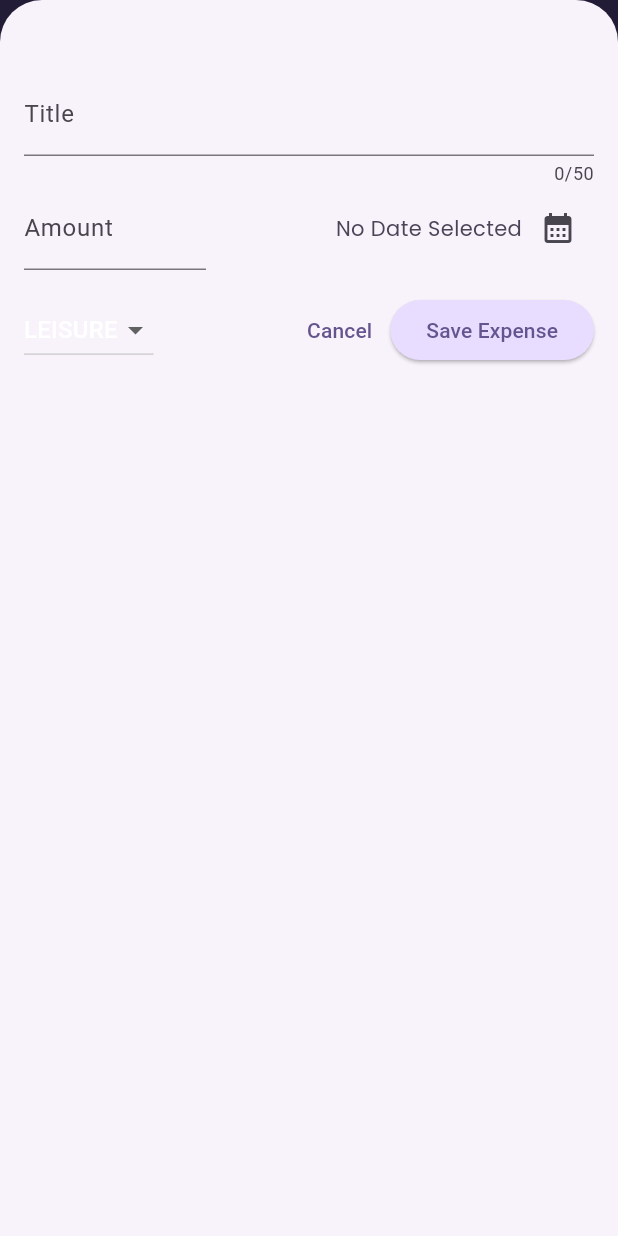
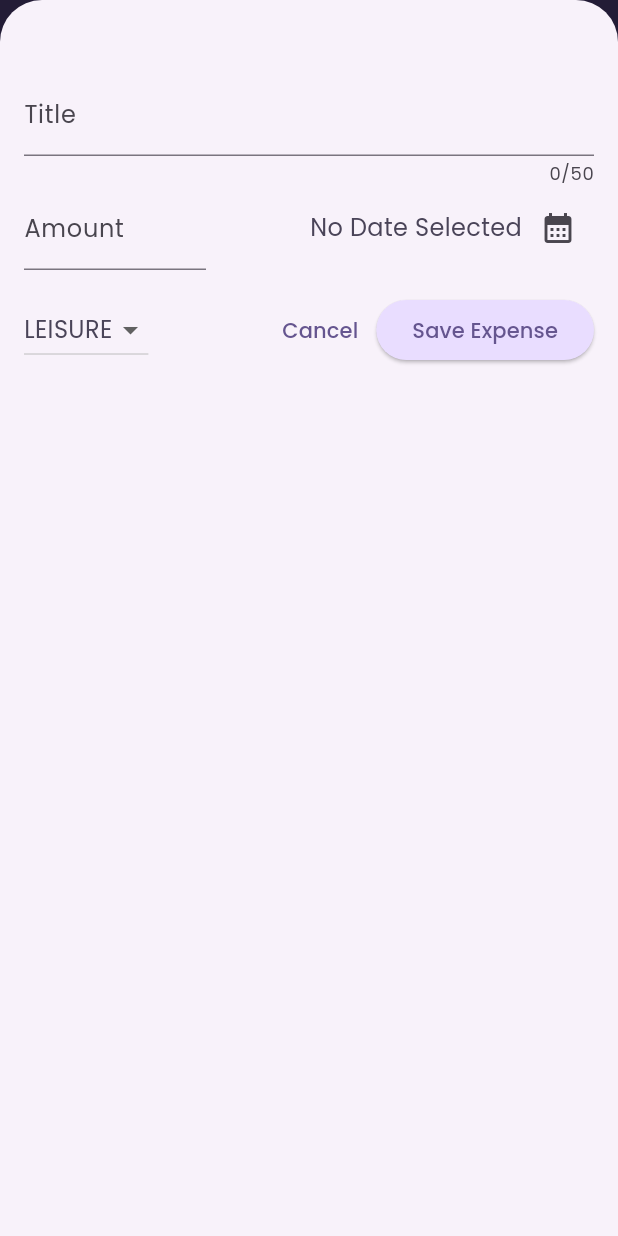
Before and after one commit to Rohit-Chandra-007/expense_tracker, a Flutter app: the screen it shows after launch, after a tap on the "add" icon, on a phone screen of 412 x 824 dp. Run offline on Flutter 3.47's test engine with Material 3 defaults, Android fonts, the phone set to English and light mode, and no system bars; our stand-ins replace google_fonts.

Commit message:
dark theme added

```diff
--- a/lib/main.dart
+++ b/lib/main.dart
@@ -1,84 +1,15 @@
 import 'package:expense_tracker/screens/expenses_screen.dart';
+import 'package:expense_tracker/themes/expense_theme.dart';
 import 'package:flutter/material.dart';
-import 'package:google_fonts/google_fonts.dart';
-
-var kColorScheme =
-    ColorScheme.fromSeed(seedColor: const Color.fromARGB(255, 96, 59, 181));
 
 void main() {
   WidgetsFlutterBinding.ensureInitialized();
-  final poppinsTextStyle = GoogleFonts.poppins();
   runApp(
     MaterialApp(
       title: 'Flutter Expense App',
-      theme: ThemeData().copyWith(
-        colorScheme: kColorScheme,
-        appBarTheme: const AppBarTheme().copyWith(
-          backgroundColor: kColorScheme.onPrimaryContainer,
-          foregroundColor: kColorScheme.primaryContainer,
-        ),
-        cardTheme: const CardTheme().copyWith(
-          color: kColorScheme.secondaryContainer,
-          margin: const EdgeInsets.symmetric(horizontal: 16, vertical: 8),
-        ),
-        elevatedButtonTheme: ElevatedButtonThemeData(
-          style: ElevatedButton.styleFrom(
-            backgroundColor: kColorScheme.primaryContainer,
-          ),
-        ),
-        textTheme: TextTheme(
-          // bodyLarge: poppinsTextStyle.copyWith(
-          //     fontSize: 24,
-          //     fontWeight: FontWeight.normal,
-          //
-          //     color: kColorScheme.onPrimaryContainer
-          //
-          // ),
-          bodyMedium: poppinsTextStyle.copyWith(
-              fontSize: 14,
-              fontWeight: FontWeight.normal,
-              color: kColorScheme.onSecondaryContainer),
-          // bodySmall: poppinsTextStyle.copyWith(
-          //     fontSize: 14,
-          //     fontWeight: FontWeight.normal,
-          //
-          //     color: kColorScheme.onPrimaryContainer
-          //
-          // ),
-          // headlineLarge: poppinsTextStyle.copyWith(
-          //     fontSize: 20,
-          //     fontWeight: FontWeight.normal,
-          //
-          //     color: kColorScheme.onPrimaryContainer
-          //
-          // ),
-          // headlineMedium: poppinsTextStyle.copyWith(
-          //     fontSize: 14,
-          //     fontWeight: FontWeight.normal,
-          //
-          //     color: kColorScheme.onPrimaryContainer
-          //
-          // ),
-          // headlineSmall: poppinsTextStyle.copyWith(
-          //     fontSize: 14,
-          //     fontWeight: FontWeight.normal,
-          //
-          //     color: kColorScheme.onPrimaryContainer
-          //
-          // ),
-          titleLarge: poppinsTextStyle.copyWith(
-              fontSize: 16,
-              fontWeight: FontWeight.normal,
-              color: kColorScheme.onSecondaryContainer),
-          titleSmall: poppinsTextStyle.copyWith(
-              fontSize: 24,
-              fontWeight: FontWeight.normal,
-              color: kColorScheme.onPrimaryContainer),
-        ),
-      ),
+      theme: GlobalThemeData.lightThemeData,
+      darkTheme: GlobalThemeData.darkThemeData,
       home: const ExpensesScreen(),
     ),
   );
 }
-
-///write a program of reversing two no in dart
--- a/lib/screens/expenses_screen.dart
+++ b/lib/screens/expenses_screen.dart
@@ -15,7 +15,7 @@ class ExpensesScreen extends StatefulWidget {
 class _ExpensesScreenState extends State<ExpensesScreen> {
   final List<Expense> _registeredExpense = [
     Expense(
-      title: 'flutter course',
+      title: 'Flutter course',
       amount: 19.99,
       date: DateTime.now(),
       category: Category.work,
@@ -80,7 +80,7 @@ class _ExpensesScreenState extends State<ExpensesScreen> {
       appBar: AppBar(
         title: const Text(
           'Expense Tracker',
-          //style: TextStyle(color: Colors.white),
+
         ),
 
         actions: [
@@ -88,7 +88,7 @@ class _ExpensesScreenState extends State<ExpensesScreen> {
             onPressed: _openAddExpenseOverlay,
             icon: const Icon(
               Icons.add,
-              color: Colors.white,
+
             ),
           )
         ],
--- a/lib/widgets/expense_item.dart
+++ b/lib/widgets/expense_item.dart
@@ -9,11 +9,9 @@ class ExpenseItem extends StatelessWidget {
   @override
   Widget build(BuildContext context) {
     return Card(
-      // color: Colors.white,
       child: Padding(
           padding: const EdgeInsets.symmetric(horizontal: 20, vertical: 16),
           child: Column(
-            // mainAxisAlignment: MainAxisAlignment.start,
             crossAxisAlignment: CrossAxisAlignment.start,
             children: [
               Text(
@@ -21,7 +19,7 @@ class ExpenseItem extends StatelessWidget {
                 style: Theme.of(context)
                     .textTheme
                     .titleLarge!
-                    .copyWith(fontWeight: FontWeight.bold),
+                    .copyWith(fontSize: 16),
               ),
               const SizedBox(
                 height: 5,
--- a/lib/widgets/expenses_list.dart
+++ b/lib/widgets/expenses_list.dart
@@ -14,6 +14,13 @@ class ExpensesList extends StatelessWidget {
     return ListView.builder(
       itemCount: expenseList.length,
       itemBuilder: (context, index) => Dismissible(
+        background: Container(
+          color: Theme.of(context).colorScheme.error.withOpacity(0.75),
+          margin: EdgeInsets.symmetric(
+            horizontal: Theme.of(context).cardTheme.margin!.horizontal,
+          ),
+        ),
+
         //direction: DismissDirection.horizontal,
         onDismissed: (direction) {
           onRemoveExpense(expenseList[index]);
```
Also changed, not shown: lib/screens/add_new_expense.dart (+14 -10 lines), lib/themes/expense_theme.dart (+70 -30 lines).
